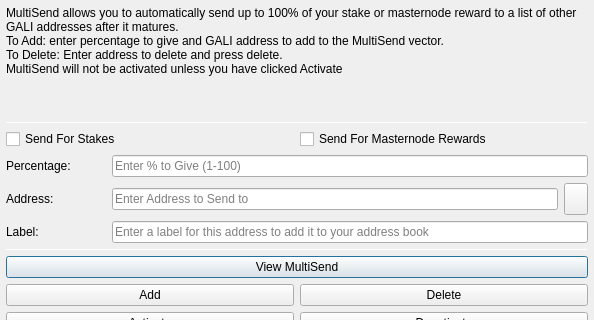
First picture: the form in src/qt/forms/multisenddialog.ui, repository Salvage-Ex/Salvage-old2, before the edit; both pictures show x 0 to 594 and y 0 to 320 of the 594 by 526 pixel window.
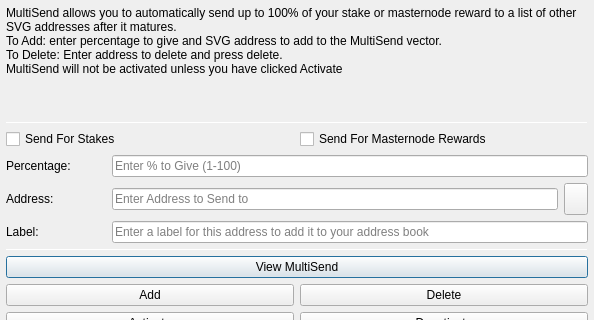
Second picture: the form after the edit. Icons and pictures are not drawn.

```diff
--- a/src/qt/forms/multisenddialog.ui
+++ b/src/qt/forms/multisenddialog.ui
@@ -37,8 +37,8 @@
         <number>1</number>
        </property>
        <property name="text">
-        <string>MultiSend allows you to automatically send up to 100% of your stake or masternode reward to a list of other GALI addresses after it matures.
-To Add: enter percentage to give and GALI address to add to the MultiSend vector.
+        <string>MultiSend allows you to automatically send up to 100% of your stake or masternode reward to a list of other SVG addresses after it matures.
+To Add: enter percentage to give and SVG address to add to the MultiSend vector.
 To Delete: Enter address to delete and press delete.
 MultiSend will not be activated unless you have clicked Activate</string>
        </property>
```
Left out of the diff: 4 changed lines with no effect on the pictures.
